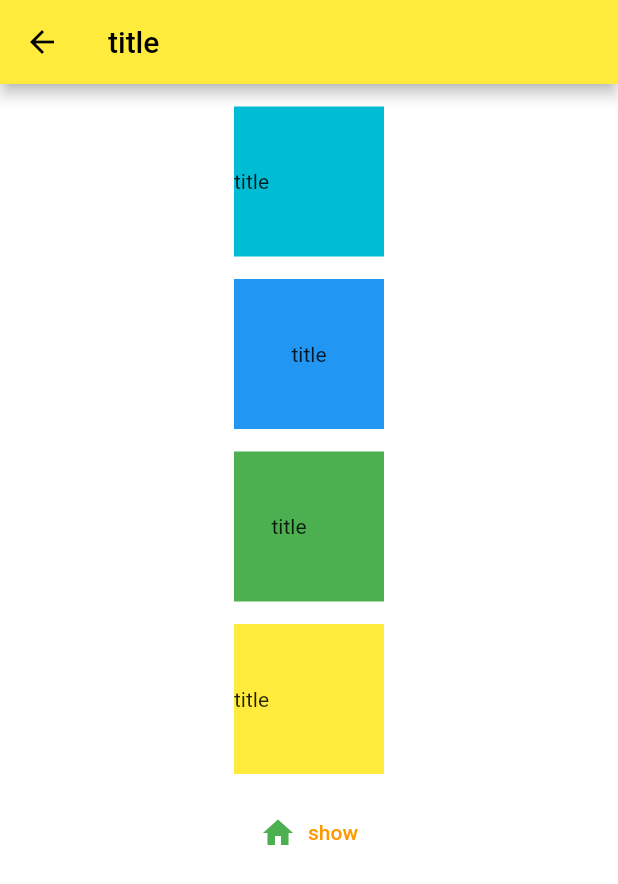
After one commit to zone1026/flutterExample, a Flutter app: the YZShowAndHideWidget screen opened directly, on a phone screen of 412 x 824 dp. The commit adds this screen. Shown: the top 884 px of the screen. Run offline on Flutter 3.47's test engine with Material 2 defaults, Android fonts, the phone set to English and light mode, and no system bars; our stand-ins replace transparent_image.

Commit message:
<feature> intrinsic & painter & showAndHide

```diff
--- /dev/null
+++ b/lib/showAndHide.dart
@@ -0,0 +1,148 @@
+// ignore_for_file: avoid_print, library_private_types_in_public_api
+
+import 'package:flutter/material.dart';
+
+class YZShowAndHideWidget extends StatefulWidget {
+  const YZShowAndHideWidget({Key? key}) : super(key: key);
+  @override
+  _YZhowAndHideState createState() => _YZhowAndHideState();
+}
+
+class _YZhowAndHideState extends State<YZShowAndHideWidget> {
+  bool show = false;
+
+  @override
+  void initState() {
+    super.initState();
+    // 初始化数据
+    initData();
+  }
+
+  // 初始化数据
+  void initData() {}
+  @override
+  Widget build(BuildContext context) {
+    return Scaffold(
+      backgroundColor: Colors.white,
+      appBar: AppBar(
+        title: const Text('title'),
+      ),
+      body: Center(
+        child: Column(
+          children: [
+            const Padding(padding: EdgeInsets.only(top: 15.0)),
+            _offstage(),
+            const Padding(padding: EdgeInsets.only(top: 15.0)),
+            _visibility(),
+            const Padding(padding: EdgeInsets.only(top: 15.0)),
+            _opacity(),
+            const Padding(padding: EdgeInsets.only(top: 15.0)),
+            _size(),
+            const Padding(padding: EdgeInsets.only(top: 15.0)),
+            TextButton.icon(
+              onPressed: () {
+                show = !show;
+                setState(() {});
+              },
+              icon: const Icon(
+                Icons.home,
+                color: Colors.green,
+              ),
+              label: Text(
+                show ? 'hide' : 'show',
+                style: const TextStyle(color: Colors.orange),
+              ),
+            )
+          ],
+        ),
+      ),
+    );
+  }
+
+  /// Offstage控制组件隐藏也不保留空间位置，其对应的事件也不会响应
+  /// 如果Offstage 和 Positioned 一起使用，要把 Offstage 放Positioned里面，包裹 Positioned 会出现问题 **
+  Container _offstage() {
+    return Container(
+      width: 100.0,
+      height: 100.0,
+      color: Colors.cyan,
+      child: Row(
+        children: [
+          Offstage(
+            offstage: !show,
+            child: Image.asset(
+              'assets/images/icon_phone.png',
+              // color: Colors.cyan,
+            ),
+          ),
+          const Text('title'),
+        ],
+      ),
+    );
+  }
+
+  /// Visibility组件隐藏并且不保留空间位置, 其对应的事件也不会响应
+  Container _visibility() {
+    return Container(
+      width: 100.0,
+      height: 100.0,
+      color: Colors.blue,
+      child: Row(
+        mainAxisAlignment: MainAxisAlignment.center,
+        children: [
+          Visibility(
+            visible: show,
+            child: Image.asset(
+              'assets/images/icon_phone.png',
+              // color: Colors.cyan,
+            ),
+          ),
+          const Text('title'),
+        ],
+      ),
+    );
+  }
+
+  /// opacity设置0时，本质上把widget的透明度设置为完全透明，看不见，
+  /// 但是空间并没有消失，并且还占着对应的位置，对应的点击事件也会响应
+  Container _opacity() {
+    return Container(
+      width: 100.0,
+      height: 100.0,
+      color: Colors.green,
+      child: Row(
+        children: [
+          Opacity(
+            opacity: show ? 1.0 : 0.0,
+            child: Image.asset(
+              'assets/images/icon_phone.png',
+              // color: Colors.cyan,
+            ),
+          ),
+          const Text('title'),
+        ],
+      ),
+    );
+  }
+
+  /// 通过外层widget的size属性来达到控件的隐藏和显示
+  Container _size() {
+    return Container(
+      width: 100.0,
+      height: 100.0,
+      color: Colors.yellow,
+      child: Row(
+        children: [
+          SizedBox(
+            width: show ? 30.0 : 0.0,
+            child: Image.asset(
+              'assets/images/icon_phone.png',
+              // color: Colors.cyan,
+            ),
+          ),
+          const Text('title'),
+        ],
+      ),
+    );
+  }
+}
```
Also changed, not shown: lib/intrinsic.dart (added, +80 -0 lines), lib/painter.dart (added, +187 -0 lines), lib/routeManager.dart (+14 -0 lines).
